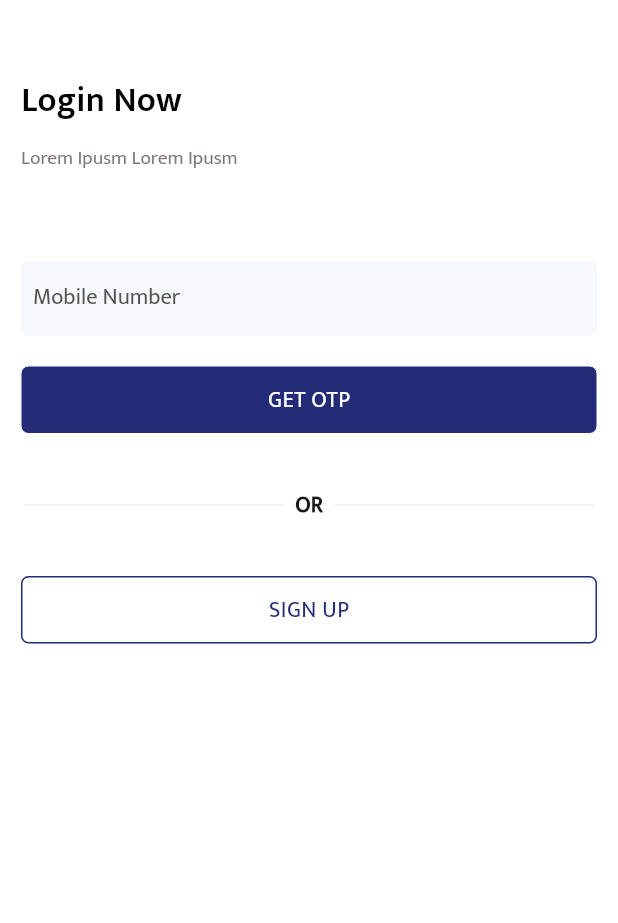
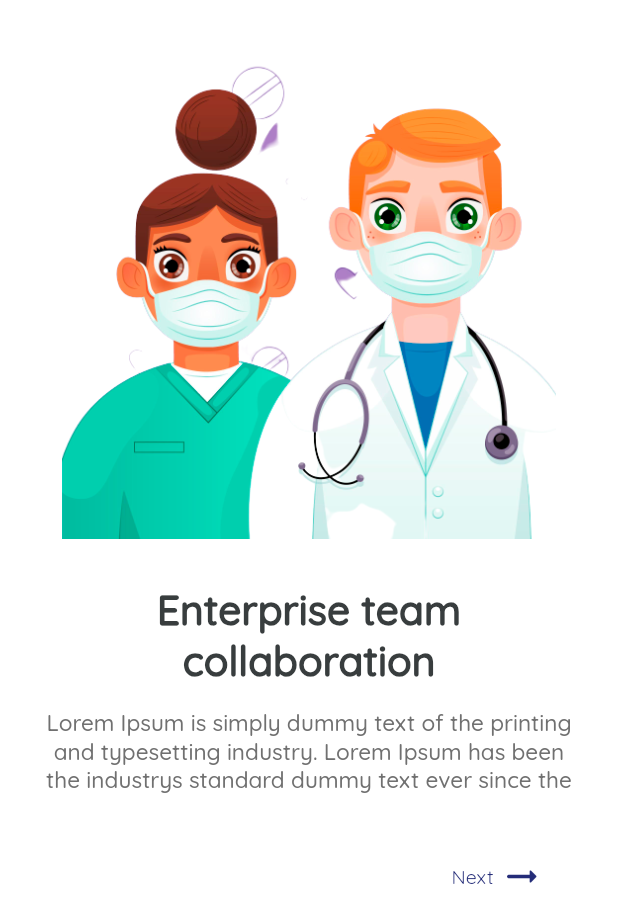
Before and after one commit to SRMC-Medical-Product/PatientApp, a Flutter app: the screen it shows after launch, on a phone screen of 412 x 824 dp. Shown: the top 923 px of the screen. Run offline on Flutter 3.47's test engine with Material 2 defaults, Android fonts, the phone set to English and light mode, and no system bars; our stand-ins replace font_awesome_flutter, timeline_tile; key blocks and very long unbroken strings in the code were emptied for the run.

Commit message:
login auth

```diff
--- a/lib/constants/colors.dart
+++ b/lib/constants/colors.dart
@@ -55,6 +55,7 @@ const kDimGray = Color(0xff707070);
 const kGraycolor = Color(0xff807979);
 const kSlateGray = Color(0xffEDF0F4);
 const kWhiteSmoke = Color(0xfff2f2f8);
+const kTitleColor = Color(0xff383d3e);
 
 //Rating Star
 const kStarColor = Color(0xffFDC903);
--- a/lib/constants/widgets.dart
+++ b/lib/constants/widgets.dart
@@ -509,7 +509,7 @@ Widget primaryBtn({required BuildContext context,required Function() onTap,requi
                         child: Center(
                           child: Text(
                             btnText,
-                            style: mediumTextStyle(context).copyWith(color:isOutline ? (btnColor?? kPrimaryColor) : Colors.white,letterSpacing : 0.3),
+                            style: mediumTextStyle(context).copyWith(fontFamily : kQuickSandBold , color:isOutline ? (btnColor?? kPrimaryColor) : Colors.white,letterSpacing : 0.3),
                           ),
                         ),
                       ),
--- a/lib/helpers/routenames.dart
+++ b/lib/helpers/routenames.dart
@@ -1,6 +1,7 @@
 const String appcontroller = "/appcontroller";
 const String homepage = '/homepage';
 const String searchpage = '/searchpage';
+const String logininfo = '/logininfo';
 const String medicalrecordspage = '/medicalrecordspage';
 const String profilepage = '/profilepage';
 const String appointmenthistorypage = '/appointmenthistorypage';
--- a/lib/main.dart
+++ b/lib/main.dart
@@ -1,5 +1,6 @@
 import 'package:patientapp/helpers/headers.dart';
 import 'package:patientapp/screens/appointments/appointmentsindetail.dart';
+import 'package:patientapp/screens/auth/info.dart';
 import 'package:patientapp/screens/auth/login.dart';
 import 'package:patientapp/screens/auth/otppage.dart';
 import 'package:patientapp/screens/auth/registerpage.dart';
@@ -39,10 +40,11 @@ class MyApp extends StatelessWidget {
       theme: ThemeData(
         primaryColor: kPrimaryColor,
       ),
-      home: const LoginPage(), // const AppScreenController(indexScreen: 0,),
+      home: const LoginInfo(), // const AppScreenController(indexScreen: 0,),
       routes: {
         //Auth Screens
         LoginPage.routeName: (context) => const LoginPage(), //Path : /loginpage
+        LoginInfo.routeName: (context) => const LoginInfo(), //Path : /loginpage
         RegisterPage.routeName : (context) => const RegisterPage(), // Path :  /registerpage
         OtpPage.routeName : (context) => const OtpPage(), // Path :  /otppage
 
--- /dev/null
+++ b/lib/screens/auth/info.dart
@@ -0,0 +1,97 @@
+import 'package:patientapp/helpers/headers.dart';
+import 'package:patientapp/screens/auth/login.dart';
+
+class LoginInfo extends StatelessWidget {
+  static const routeName = logininfo;
+  const LoginInfo({Key? key}) : super(key: key);
+
+  @override
+  Widget build(BuildContext context) {
+    var size = sizeMedia(context);
+    return SafeArea(
+        child: Scaffold(
+            backgroundColor: Colors.white,
+            body: SingleChildScrollView(
+              physics: const AlwaysScrollableScrollPhysics(),
+              child: Container(
+                margin: EdgeInsets.symmetric(
+                  horizontal: kScreenMarginHorizontal(context),
+                  vertical: 20.0,
+                ),
+                padding: EdgeInsets.symmetric(
+                  horizontal: kDefaultScreenPaddingHorizontal(context),
+                  vertical: kDefaultScreenPaddingVertical(context),
+                ),
+                child: Column(
+                    crossAxisAlignment: CrossAxisAlignment.center,
+                    mainAxisAlignment: MainAxisAlignment.spaceBetween,
+                    children: <Widget>[
+                      Center(
+                        child: Image.asset(
+                          'assets/images/logininfo.png',
+                          height: size.height * 0.4,
+                          // width:size.width  ,
+                        ),
+                      ),
+                      SizedBox(height: isMobile(context) ? 30.0 : 35.0),
+                      Text(
+                        'Enterprise team collaboration',
+                        textAlign: TextAlign.center,
+                        style: TextStyle(
+                            fontSize: isMobile(context) ? 27.0 : 32.0,
+                            fontWeight: FontWeight.w900,
+                            color: kTitleColor,
+                            fontFamily: kQuickSandBold),
+                      ),
+                      mediumCustomSizedBox(context),
+                      Text(
+                        'Lorem Ipsum is simply dummy text of the printing and typesetting industry. Lorem Ipsum has been the industrys standard dummy text ever since the 1500s, when an unknown printer took a galley of type and scrambled it to make a type specimen book. It has survived not only five centuries',
+                        textAlign: TextAlign.center,
+                        style: TextStyle(
+                            fontSize: isMobile(context) ? 15.0 : 20.0,
+                            color: kDimGray,
+                            fontFamily: kQuickSandBold),
+                        maxLines: 3,
+                        overflow: TextOverflow.clip,
+                      ),
+                      Container(
+                        height: isMobile(context) ? 60.0 : 80.0,
+                        width: size.width,
+                        child: Stack(
+                          children: <Widget>[
+                            Positioned(
+                              top: 40.0,
+                              left: isMobile(context)
+                                  ? size.width - 140
+                                  : size.width - 160,
+                              child: GestureDetector(
+                                onTap: () => Navigator.push(
+                                  context,
+                                  CustomRightPageRoute(
+                                      page: const LoginPage(), routeName: loginpage),
+                                ),
+                                child: Row(
+                                  children: [
+                                    Text(
+                                      'Next',
+                                      style: smallTextStyle(context)
+                                          .copyWith(color: kPrimaryColor),
+                                    ),
+                                    const SizedBox(width: 4.0),
+                                    Icon(
+                                      Icons.arrow_right_alt_rounded,
+                                      color: kPrimaryColor,
+                                      size: isMobile(context) ? 30.0 : 40.0,
+                                    ),
+                                  ],
+                                ),
+                              ),
+                            )
+                          ],
+                        ),
+                      ),
+                    ]),
+              ),
+            )));
+  }
+}
--- a/lib/screens/auth/login.dart
+++ b/lib/screens/auth/login.dart
@@ -2,6 +2,7 @@ import 'package:flutter/cupertino.dart';
 import 'package:patientapp/helpers/headers.dart';
 import 'package:patientapp/screens/auth/otppage.dart';
 import 'package:patientapp/screens/auth/registerpage.dart';
+import 'package:patientapp/screens/components/navbar.dart';
 
 class LoginPage extends StatefulWidget {
   static const routeName = loginpage;
@@ -19,6 +20,7 @@ class _LoginPageState extends State<LoginPage> {
     return SafeArea(
       child: Scaffold(
         backgroundColor: Colors.white,
+        appBar: commonNavbar(context: context, isBack: true),
         body: SingleChildScrollView(
           physics: const AlwaysScrollableScrollPhysics(),
           child: Container(
@@ -28,23 +30,39 @@ class _LoginPageState extends State<LoginPage> {
               mainAxisAlignment: MainAxisAlignment.start,
               children: [
                 mediumCustomSizedBox(context),
-                mediumCustomSizedBox(context),
-                mediumCustomSizedBox(context),
                 Text(
-                  "Login Now",
-                  style: largeTextStyle(context).copyWith(
-                      letterSpacing: 0.2, fontWeight: FontWeight.bold),
+                  "Let's sign you up.",
+                  textAlign: TextAlign.start,
+                  style: TextStyle(
+                      fontSize: isMobile(context) ? 27.0 : 32.0,
+                      fontWeight: FontWeight.w900,
+                      color: kTitleColor,
+                      fontFamily: kQuickSandBold),
                 ),
                 mediumCustomSizedBox(context),
                 Text(
-                      "Lorem Ipusm Lorem Ipusm",
-                      style: smallTextStyle(context).copyWith(
-                          height: 1.2,
-                          color: kGraycolor,
-                          fontFamily: kMuktaRegular)),
-                Container(
-                  margin: const EdgeInsets.only(top: 60),
-                  child: Column(
+                  "Welcome Back.",
+                  textAlign: TextAlign.start,
+                  style: TextStyle(
+                      fontSize: isMobile(context) ? 23.0 : 28.0,
+                      fontWeight: FontWeight.bold,
+                      color: kTitleColor,
+                      fontFamily: kQuickSandBold),
+                ),
+                smallCustomSizedBox(context),
+                Text(
+                  "You've have been missed",
+                  textAlign: TextAlign.start,
+                  style: TextStyle(
+                      fontSize: isMobile(context) ? 23.0 : 28.0,
+                      fontWeight: FontWeight.bold,
+                      color: kTitleColor,
+                      fontFamily: kQuickSandBold),
+                ),
+                SizedBox(
+                  height: isMobile(context) ? 35.0 : 40.0,
+                ),
+                Column(
                   crossAxisAlignment: CrossAxisAlignment.start,
                   mainAxisAlignment: MainAxisAlignment.start,
                   children: [
@@ -52,31 +70,41 @@ class _LoginPageState extends State<LoginPage> {
                       height: 50,
                       decoration: BoxDecoration(
                         color: kLightLavengerGrayColor,
-                          borderRadius: BorderRadius.circular(5),
+                        borderRadius: BorderRadius.circular(5.0),
                       ),
-                        child: TextFormField(
+                      child:
+                      TextFormField(
                 controller: _phoneNumberController,
-                          style: largeTextStyle(context),
+                inputFormatters: [
+                  LengthLimitingTextInputFormatter(10),
+                ],
                 keyboardType: TextInputType.number,
-                          inputFormatters: [
-                            FilteringTextInputFormatter.digitsOnly,
-                            LengthLimitingTextInputFormatter(10)
-                          ],
-                          cursorColor: kPrimaryColor,
+                enableSuggestions: true,
+                enableInteractiveSelection: true,
                 decoration: InputDecoration(
-                            hintText: "Mobile Number",
-                            hintStyle: mediumTextStyle(context)
-                                .copyWith(color: kDarkGray),
-                            border: InputBorder.none,
-                            contentPadding: const EdgeInsets.symmetric(
-                                vertical: 6, horizontal: 8),
+                  enabled: true,
+                  labelText: 'Mobile Number',
+                  labelStyle: const TextStyle(
+                    color: kGraycolor,
+                    fontSize: 13.0,
+                  ),
+                  filled: true,
+                  fillColor: Colors.white,
+                  enabledBorder: OutlineInputBorder(
+                    borderSide: const BorderSide(color: kGraycolor),
+                    borderRadius: BorderRadius.circular(5.0),
+                  ),
+                  focusedBorder: OutlineInputBorder(
+                    borderRadius: BorderRadius.circular(5.0),
+                    borderSide: const BorderSide(color: kGraycolor),
+                  ),
                 ),
                 ),
                     ),
                     primaryBtn(
                        isOutline: false,btnColor: kPrimaryColor,
                         context: context, onTap: () => Navigator.push(context,CustomRightPageRoute(page: const OtpPage(), routeName: otppage)),
-                          btnText: "Get OTP".toUpperCase(),vertical:20,),
+                        btnText: "Get OTP",vertical:20,),
                     mediumCustomSizedBox(context),
                     Row(
                       crossAxisAlignment: CrossAxisAlignment.center,
@@ -87,9 +115,9 @@ class _LoginPageState extends State<LoginPage> {
                         ),
                         RotatedBox(quarterTurns: 1,child : smallCustomSizedBox(context)),
                         Text(
-                            "OR",
+                          "Or",
                           style: mediumTextStyle(context).copyWith(
-                                color: Colors.black.withOpacity(0.9), fontWeight: FontWeight.bold),
+                              color: Colors.black.withOpacity(0.9), fontWeight: FontWeight.bold , fontFamily : kQuickSandBold),
                         ),
                         RotatedBox(quarterTurns: 1,child : smallCustomSizedBox(context)),
                         Expanded(
@@ -101,10 +129,9 @@ class _LoginPageState extends State<LoginPage> {
                   primaryBtn(
                     isOutline: true,btnColor: kPrimaryColor,
                         context: context, onTap: () => Navigator.push(context,CustomRightPageRoute(page: const RegisterPage(), routeName: registerpage)),
-                          btnText: "Sign Up".toUpperCase(),vertical:20,),
+                        btnText: "Sign Up",vertical:20,),
 
                   ],
-                  ),
                 )
               ],
             ),
--- a/lib/screens/components/customcards.dart
+++ b/lib/screens/components/customcards.dart
@@ -5,7 +5,7 @@ Widget customAppointmentCard({required BuildContext context,Color? borderClr}) {
   return Container(
     height: isMobile(context) ? 140 : 180,
     width: size.width,
-    padding: const EdgeInsets.all(20),
+    padding: const EdgeInsets.all(10.0),
     decoration: BoxDecoration(
       border: Border.all(color: borderClr  ?? kSlateGray),
       borderRadius: BorderRadius.circular(5),
@@ -46,7 +46,7 @@ Widget customAppointmentCard({required BuildContext context,Color? borderClr}) {
                           overflow: TextOverflow.clip,
                           style: isMobile(context)
                               ? mediumTextStyle(context).copyWith(
-                                  color: kPrimaryColor, fontSize: 17.5)
+                                  color: kPrimaryColor, fontSize: 15.5)
                               : largeTextStyle(context)
                                   .copyWith(color: kPrimaryColor)),
                       Text("ENT",
--- a/pubspec.yaml
+++ b/pubspec.yaml
@@ -61,8 +61,8 @@ flutter:
   uses-material-design: true
 
   # To add assets to your application, add an assets section, like this:
-  # assets:
-  #   - images/a_dot_burr.jpeg
+  assets:
+    - assets/images/logininfo.png
   #   - images/a_dot_ham.jpeg
 
   # An image asset can refer to one or more resolution-specific "variants", see
```
Also changed, not shown: lib/screens/auth/otppage.dart (+56 -27 lines), lib/screens/auth/registerpage.dart (+61 -35 lines), assets/images/logininfo.png (added), 2 other files. Lines whose indentation alone changed are shown as unchanged.
